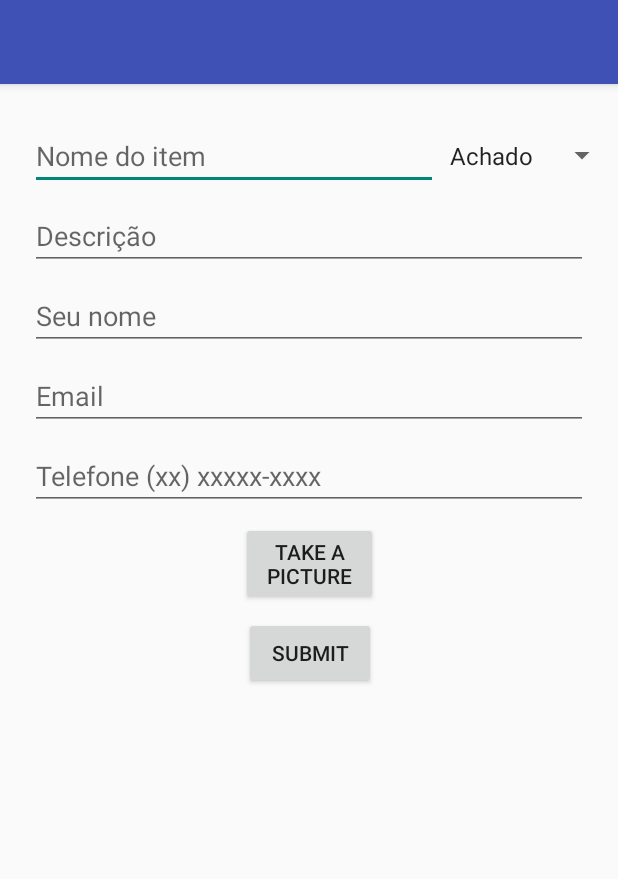
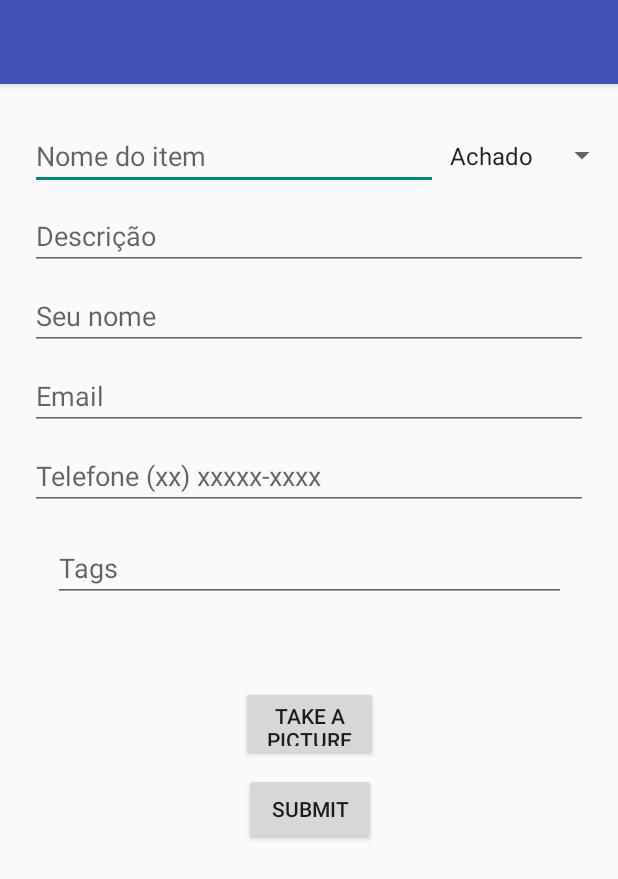
Before and after one commit to GersonSales/aep, an Android app: the PostCreationActivity screen opened directly, with no data from a screen before it, after a tap on "SUBMIT", on a phone screen of 412 x 824 dp. Shown: the top 879 px of the screen. Run offline under Robolectric (Android 15) with nearby library versions, the phone set to English and light mode, and no system bars; our stand-ins replace ButterKnife.

Commit message:
adding tag features

```diff
--- a/app/src/main/java/com/ufcg/les/aep/activity/PostCreationActivity.java
+++ b/app/src/main/java/com/ufcg/les/aep/activity/PostCreationActivity.java
@@ -20,6 +20,7 @@ import com.ufcg.les.aep.model.mock.Mocker;
 import com.ufcg.les.aep.model.post.Post;
 import com.ufcg.les.aep.model.post.Tag;
 import com.ufcg.les.aep.util.MediaUtil;
+import com.ufcg.les.aep.util.TagType;
 
 import java.util.ArrayList;
 import java.util.List;
@@ -37,6 +38,7 @@ public class PostCreationActivity extends AppCompatActivity implements AdapterVi
   private static final String EMAIL_PATTERN =
      "^[_A-Za-z0-9-\\+]+(\\.[_A-Za-z0-9-]+)*@"
         + "[A-Za-z0-9-]+(\\.[A-Za-z0-9]+)*(\\.[A-Za-z]{2,})$";
+
   private static final Pattern patternEmail = Pattern.compile(EMAIL_PATTERN, Pattern.CASE_INSENSITIVE);
   @BindView(R.id.submitPost_button)
   FloatingActionButton submitPostBtn;
@@ -58,6 +60,8 @@ public class PostCreationActivity extends AppCompatActivity implements AdapterVi
   Button submit;
   @BindView(R.id.lost_n_found_dropdown)
   Spinner dropdown;
+  @BindView(R.id.tagPostCreation_editText)
+  EditText tagPost;
 
   private List<AbstractMedia> medias = new ArrayList<>(); //TODO
   private AbstractMedia media;
@@ -107,17 +111,29 @@ public class PostCreationActivity extends AppCompatActivity implements AdapterVi
   }
 
   private void createPost() {
-    Post newPost = new Post("", "", this.medias, new ArrayList<>());
+    TagType tagType;
+    if(choosedOption.toString() == "Achado") {
+      tagType = TagType.ACHADO;
+    }else{
+      tagType = TagType.PERDIDO;
+    }
 
+    Post newPost = new Post("", "", this.medias, new ArrayList<>(),tagType);
     boolean titleValid = setPostTitle(newPost);
     boolean nameValid = setPostName(newPost);
     boolean contactValid = setPostContact(newPost);
     boolean descriptionValid = setPostDescription(newPost);
     boolean imagesValid = checkImages();
 
-    ArrayList<Tag> tags = new ArrayList();
-    tags.add(new Tag(choosedOption.toString()));
-    newPost.setTags(tags);
+    String tagsFromPost = tagPost.getText().toString();
+    String[] tagsSplited = tagsFromPost.split("\\s+");
+    ArrayList<Tag> newTags = new ArrayList<>();
+
+    for (String item: tagsSplited) {
+        newTags.add(new Tag(item));
+    }
+
+    newPost.setTags(newTags);
 
     if (titleValid && nameValid && contactValid && descriptionValid && imagesValid) {
       Mocker.POST_MOCK.add(newPost);
@@ -151,7 +167,7 @@ public class PostCreationActivity extends AppCompatActivity implements AdapterVi
 
   public boolean setPostTitle(Post post) {
     String title = titlePost.getText().toString();
-    if (!title.trim().equals("") && (title.length() > 5)) {
+    if (!title.trim().equals("") && (title.length() >= 5)) {
       post.setTitle(title);
       return true;
     } else {
--- a/app/src/main/java/com/ufcg/les/aep/model/mock/Mock.java
+++ b/app/src/main/java/com/ufcg/les/aep/model/mock/Mock.java
@@ -11,6 +11,7 @@ public class Mock<T extends Comparable<T>> implements Observable {
 
   private List<Observer> observers;
   private List<T> list;
+
 
   public Mock() {
     list = new ArrayList<>();
--- a/app/src/main/java/com/ufcg/les/aep/model/post/Post.java
+++ b/app/src/main/java/com/ufcg/les/aep/model/post/Post.java
@@ -5,6 +5,7 @@ import android.support.annotation.NonNull;
 
 import com.ufcg.les.aep.util.MediaUtil;
 import com.ufcg.les.aep.model.media.AbstractMedia;
+import com.ufcg.les.aep.util.TagType;
 
 import java.io.Serializable;
 import java.util.Date;
@@ -21,18 +22,29 @@ public class Post implements Serializable , Comparable<Post>{
   private String description;
   private List<AbstractMedia> mediaList;
   private List<Tag> tags;
+  private TagType tagType;
 
-  public Post(String title, String description, List<AbstractMedia> mediaList, List<Tag> tags) {
+
+  public Post(String title, String description, List<AbstractMedia> mediaList, List<Tag> tags,TagType tagType) {
     this.creationDate = new Date();
     this.id = postId++;
     this.title = title;
     this.description = description;
     this.mediaList = mediaList;
     this.tags = tags;
+    this.tagType = tagType;
   }
 
   public Date getCreationDate() {
     return creationDate;
+  }
+
+  public TagType getTagType() {
+    return tagType;
+  }
+
+  public void setTagType(TagType tagType) {
+    this.tagType = tagType;
   }
 
   public int getId() {
--- a/app/src/main/java/com/ufcg/les/aep/util/Tag.java
+++ b/app/src/main/java/com/ufcg/les/aep/util/Tag.java
@@ -4,4 +4,18 @@ public class Tag {
   public static final String POST_INDEX = "post_index";
   public static final String POST = "post";
   public static final String DETAILS_OF = "Details of";
+
+  private String tagName;
+
+  public Tag(String tagName) {
+    this.tagName = tagName;
+  }
+
+  public String getTagName() {
+    return tagName;
+  }
+
+  public void setTagName(String tagName) {
+    this.tagName = tagName;
+  }
 }
--- /dev/null
+++ b/app/src/main/java/com/ufcg/les/aep/util/TagType.java
@@ -0,0 +1,5 @@
+package com.ufcg.les.aep.util;
+
+public enum TagType {
+    ACHADO,PERDIDO;
+}
--- a/app/src/main/res/layout/activity_post_creation.xml
+++ b/app/src/main/res/layout/activity_post_creation.xml
@@ -1,6 +1,5 @@
 <?xml version="1.0" encoding="utf-8"?>
-<android.support.constraint.ConstraintLayout
-    xmlns:android="http://schemas.android.com/apk/res/android"
+<android.support.constraint.ConstraintLayout xmlns:android="http://schemas.android.com/apk/res/android"
     xmlns:app="http://schemas.android.com/apk/res-auto"
     xmlns:tools="http://schemas.android.com/tools"
     android:layout_width="match_parent"
@@ -19,7 +18,7 @@
         android:layout_marginTop="25dp"
         android:hint="Nome do item"
         app:layout_constraintStart_toStartOf="parent"
-        app:layout_constraintTop_toBottomOf="@+id/toolbar"/>
+        app:layout_constraintTop_toBottomOf="@+id/toolbar" />
 
     <Spinner
         android:id="@+id/lost_n_found_dropdown"
@@ -60,7 +59,7 @@
         android:layout_marginTop="8dp"
         android:hint="Email"
         app:layout_constraintStart_toStartOf="parent"
-        app:layout_constraintTop_toBottomOf="@+id/namePostCreation_editText"/>
+        app:layout_constraintTop_toBottomOf="@+id/namePostCreation_editText" />
 
     <EditText
         android:id="@+id/phonePostCreation_editText"
@@ -73,20 +72,6 @@
         app:layout_constraintStart_toStartOf="parent"
         app:layout_constraintTop_toBottomOf="@+id/emailPostCreation_editText" />
 
-
-    <Button
-        android:id="@+id/captureImage_button"
-        android:layout_width="91dp"
-        android:layout_height="wrap_content"
-        android:layout_marginEnd="8dp"
-        android:layout_marginLeft="8dp"
-        android:layout_marginRight="8dp"
-        android:layout_marginStart="8dp"
-        android:layout_marginTop="8dp"
-        android:text="@string/take_a_picture"
-        app:layout_constraintEnd_toEndOf="parent"
-        app:layout_constraintStart_toStartOf="parent"
-        app:layout_constraintTop_toBottomOf="@+id/phonePostCreation_editText" />
 
     <Button
         android:id="@+id/videoCapture_button"
@@ -114,7 +99,6 @@
         app:layout_constraintTop_toBottomOf="@+id/videoCapture_button" />
 
     <android.support.design.widget.FloatingActionButton
-        android:visibility="gone"
         android:id="@+id/submitPost_button"
         android:layout_width="wrap_content"
         android:layout_height="wrap_content"
@@ -124,10 +108,41 @@
         android:layout_marginStart="8dp"
         android:layout_marginTop="8dp"
         android:clickable="true"
+        android:visibility="gone"
         app:layout_constraintEnd_toEndOf="@+id/submitPost_Button"
         app:layout_constraintStart_toStartOf="@+id/submitPost_Button"
         app:layout_constraintTop_toBottomOf="@+id/submitPost_Button"
         app:srcCompat="@mipmap/ic_submit_button_plus" />
 
+    <Button
+        android:id="@+id/captureImage_button"
+        android:layout_width="91dp"
+        android:layout_height="50dp"
+        android:layout_marginEnd="8dp"
+        android:layout_marginLeft="8dp"
+        android:layout_marginRight="8dp"
+        android:layout_marginStart="8dp"
+        android:layout_marginTop="56dp"
+        android:text="@string/take_a_picture"
+        app:layout_constraintEnd_toEndOf="parent"
+        app:layout_constraintHorizontal_bias="0.501"
+        app:layout_constraintStart_toStartOf="parent"
+        app:layout_constraintTop_toBottomOf="@+id/tagPostCreation_editText" />
+
+    <EditText
+        android:id="@+id/tagPostCreation_editText"
+        android:layout_width="342dp"
+        android:layout_height="wrap_content"
+        android:layout_marginEnd="8dp"
+        android:layout_marginLeft="8dp"
+        android:layout_marginRight="8dp"
+        android:layout_marginStart="8dp"
+        android:layout_marginTop="16dp"
+        android:ems="10"
+        android:hint="Tags"
+        app:layout_constraintEnd_toEndOf="parent"
+        app:layout_constraintStart_toStartOf="parent"
+        app:layout_constraintTop_toBottomOf="@+id/phonePostCreation_editText" />
+
 
 </android.support.constraint.ConstraintLayout>
```
